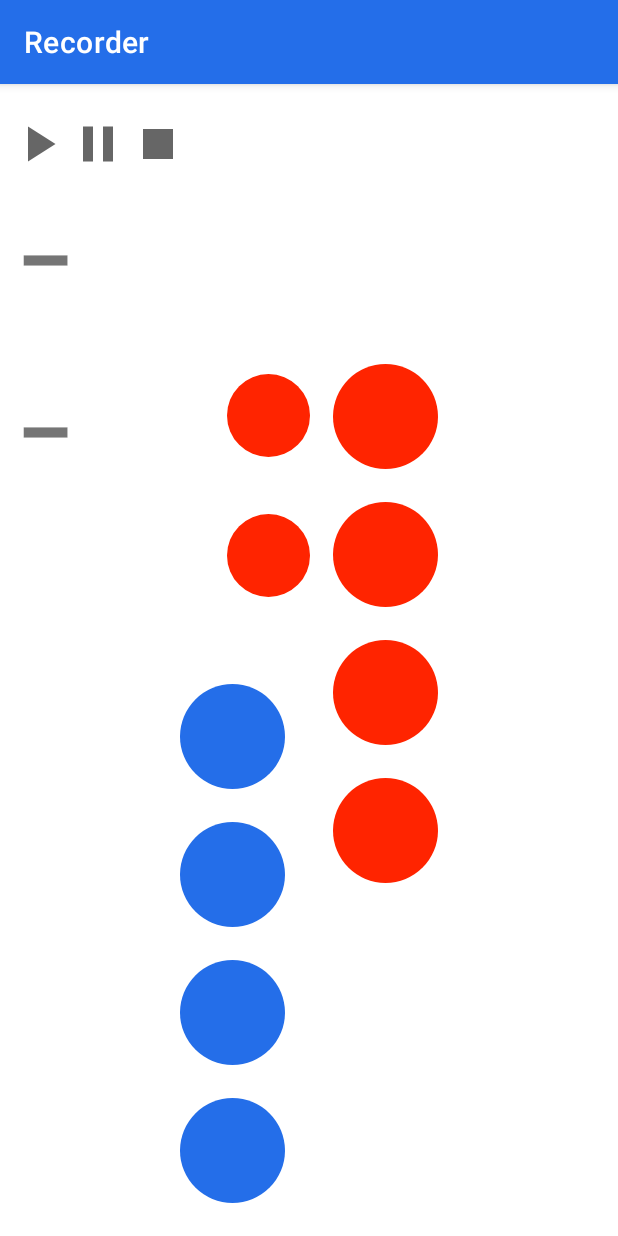
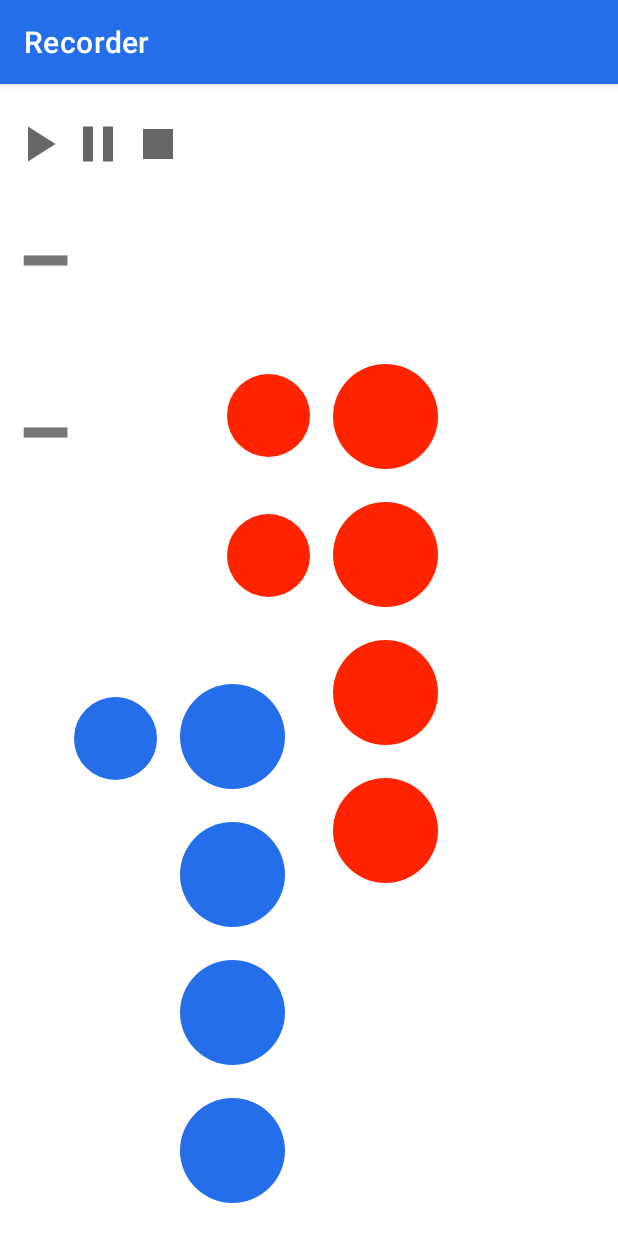
Before and after one commit to sathwik9/RecorderPro, an Android app: the FreePlay screen opened directly, with no data from a screen before it, on a phone screen of 412 x 824 dp. Run offline under Robolectric (Android 15) with nearby library versions, the phone set to English and light mode, and no system bars.

Commit message:
thumb button

```diff
--- a/app/src/main/res/layout/activity_free_play.xml
+++ b/app/src/main/res/layout/activity_free_play.xml
@@ -77,6 +77,19 @@
         android:layout_marginStart="@dimen/side"
         android:layout_marginBottom="@dimen/margin"
         app:layout_constraintBottom_toTopOf="@+id/Left3"
+        app:layout_constraintStart_toStartOf="parent"
+        app:srcCompat="@drawable/left_button" />
+
+    <ImageView
+        android:id="@+id/left2"
+        android:layout_width="55dp"
+        android:layout_height="55dp"
+        android:layout_marginStart="48dp"
+        android:layout_marginEnd="15dp"
+        android:layout_marginBottom="304dp"
+        app:layout_constraintBottom_toBottomOf="parent"
+        app:layout_constraintEnd_toStartOf="@+id/Left4"
+        app:layout_constraintHorizontal_bias="1.0"
         app:layout_constraintStart_toStartOf="parent"
         app:srcCompat="@drawable/left_button" />
 
```
